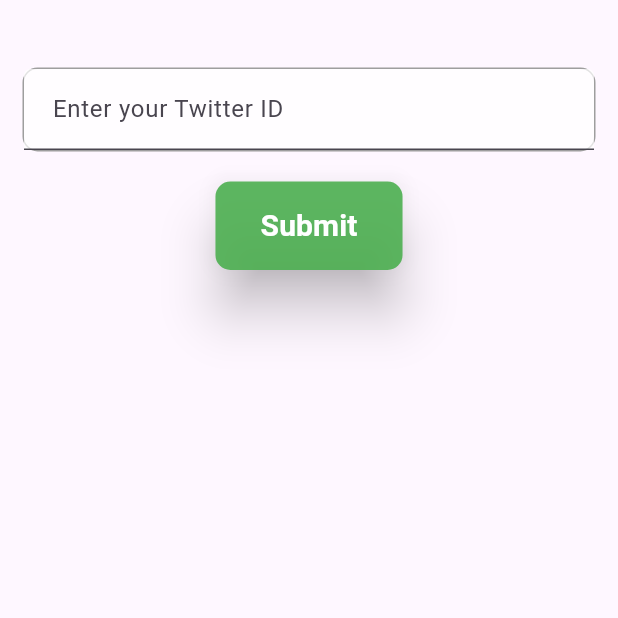
After one commit to Mysinghshivam/fake_news_detection_major_project, a Flutter app: the Twitter screen opened directly, on a phone screen of 412 x 824 dp, the top half of it. The commit adds this screen. Run offline on Flutter 3.47's test engine with Material 3 defaults, Android fonts, the phone set to English and light mode, and no system bars; our stand-ins replace animated_splash_screen, cloud_firestore, firebase_auth, firebase_core, fluttertoast; missing offline and left inert: dart:ffi; accounts and stored records are empty; network calls fail.

Commit message:
second time

```diff
--- /dev/null
+++ b/lib/twitterBotPage.dart
@@ -0,0 +1,63 @@
+import 'package:flutter/cupertino.dart';
+import 'package:flutter/material.dart';
+
+class Twitter extends StatefulWidget {
+  const Twitter({super.key});
+
+  @override
+  State<Twitter> createState() => _TwitterState();
+}
+
+class _TwitterState extends State<Twitter> {
+
+  TextEditingController _twitterIdController = TextEditingController();
+  @override
+  Widget build(BuildContext context) {
+    return Scaffold(
+      body: Center(
+        child: Padding(
+          padding: EdgeInsets.symmetric(horizontal: 15,vertical: 15),
+          child: Column(
+            children: [
+              SizedBox(height: 30,),
+              Container(
+                decoration: BoxDecoration(
+                  borderRadius: BorderRadius.circular(10),
+                  border: Border.all(color: Colors.grey)
+                ),
+                child: TextField(
+                  controller: _twitterIdController,
+                  decoration: InputDecoration(
+                    hintText: 'Enter your Twitter ID',
+                    contentPadding: EdgeInsets.all(15.0),
+                    filled: true,
+                    fillColor: Colors.white.withOpacity(0.7), // Change background color here
+                  ),
+                ),
+              ),
+              SizedBox(height: 20.0),
+              ElevatedButton(
+                onPressed: () {
+                  // Handle button press
+                  // For example, you can access entered Twitter ID using _twitterIdController.text
+                },
+                child: Text(
+                  'Submit',
+                  style: TextStyle(fontSize: 20.0,fontWeight: FontWeight.bold,color: Colors.white),
+                ),
+                style: ElevatedButton.styleFrom(
+                  backgroundColor: Colors.green.withOpacity(0.9),
+                  elevation: 15,
+                  padding: EdgeInsets.symmetric(horizontal: 30.0, vertical: 15.0),
+                  shape: RoundedRectangleBorder(
+                    borderRadius: BorderRadius.circular(10.0),
+                  ),
+                ),
+              ),
+            ],
+          ),
+        ),
+      ),
+    );
+  }
+}
```
Also changed, not shown: lib/homescreen.dart (+4 -59 lines).
